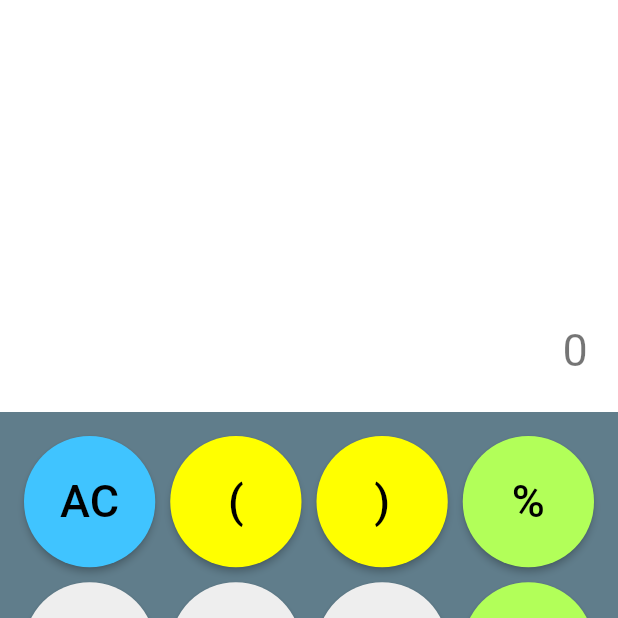
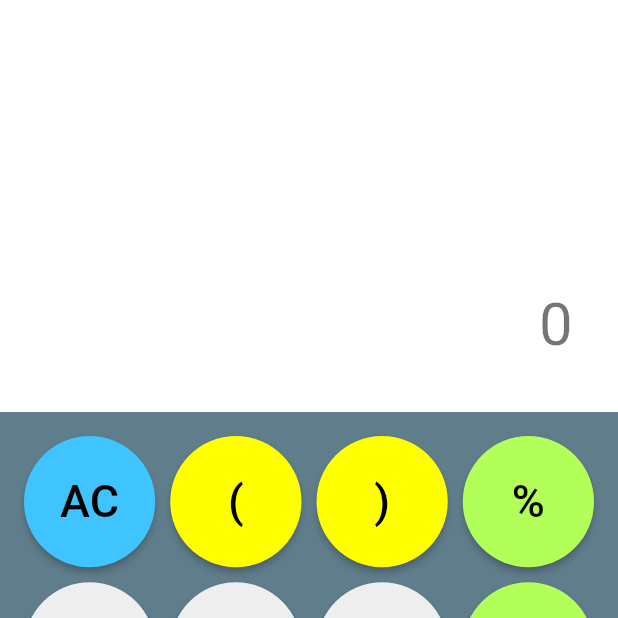
Before and after one commit to ramyhany0/calculator_setstate, a Flutter app: the screen it shows after launch, on a phone screen of 412 x 824 dp, the top half of it. Run offline on Flutter 3.47's test engine with Material 3 defaults, Android fonts, the light colour scheme and no system bars; our stand-ins replace math_expressions.

Commit message:
"Updated padding and font sizes in CalculatorScreen"

```diff
--- a/lib/calculatorpage.dart
+++ b/lib/calculatorpage.dart
@@ -42,7 +42,7 @@ class _CalculatorScreenState extends State<CalculatorScreen> {
         children: <Widget>[
           Expanded(
             child: Container(
-              padding: const EdgeInsets.all(20),
+              padding: const EdgeInsets.all(30),
               alignment: Alignment.bottomRight,
               child: Column(
                 mainAxisAlignment: MainAxisAlignment.end,
@@ -50,11 +50,11 @@ class _CalculatorScreenState extends State<CalculatorScreen> {
                 children: [
                   Text(
                     _input,
-                    style: const TextStyle(fontSize: 50, color: Colors.black),
+                    style: const TextStyle(fontSize: 60, color: Colors.black),
                   ),
                   Text(
                     _output,
-                    style: const TextStyle(fontSize: 30, color: Colors.black54),
+                    style: const TextStyle(fontSize: 40, color: Colors.black54),
                   ),
                 ],
               ),
```
